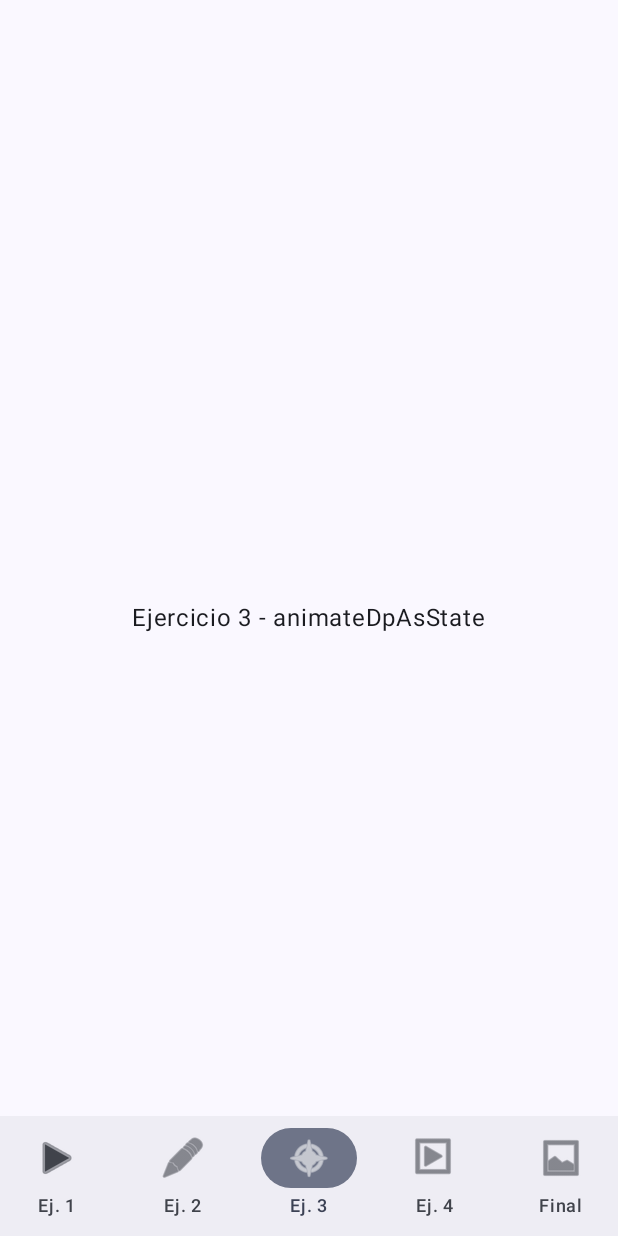
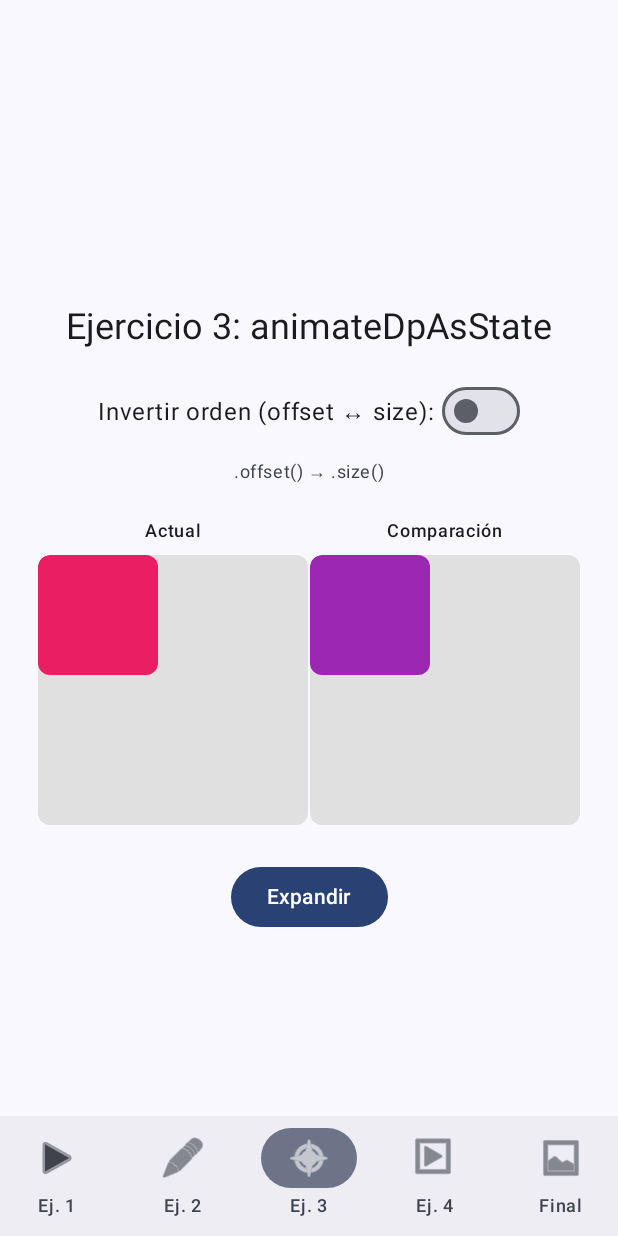
Before and after one commit to mariusjhordan-stack/Laboratorio13, an Android app built with Jetpack Compose: the screen it shows after launch (MainActivity), item 3 of the bottom bar chosen, on a phone screen of 412 x 824 dp. Run offline under Robolectric (Android 15) with nearby library versions, the phone set to English and light mode, and no system bars.

Commit message:
feat: implementar ejercicio 3 con animacion de tamano y posicion

```diff
--- a/app/src/main/java/com/example/lab13/screens/Exercise3Screen.kt
+++ b/app/src/main/java/com/example/lab13/screens/Exercise3Screen.kt
@@ -1,15 +1,145 @@
 package com.example.lab13.screens
 
+import androidx.compose.animation.core.animateDpAsState
+import androidx.compose.animation.core.spring
+import androidx.compose.foundation.background
+import androidx.compose.foundation.layout.Arrangement
 import androidx.compose.foundation.layout.Box
+import androidx.compose.foundation.layout.Column
+import androidx.compose.foundation.layout.Row
 import androidx.compose.foundation.layout.fillMaxSize
+import androidx.compose.foundation.layout.fillMaxWidth
+import androidx.compose.foundation.layout.offset
+import androidx.compose.foundation.layout.padding
+import androidx.compose.foundation.layout.size
+import androidx.compose.foundation.shape.RoundedCornerShape
+import androidx.compose.material3.Button
+import androidx.compose.material3.MaterialTheme
+import androidx.compose.material3.Switch
 import androidx.compose.material3.Text
 import androidx.compose.runtime.Composable
+import androidx.compose.runtime.getValue
+import androidx.compose.runtime.mutableStateOf
+import androidx.compose.runtime.remember
+import androidx.compose.runtime.setValue
 import androidx.compose.ui.Alignment
 import androidx.compose.ui.Modifier
+import androidx.compose.ui.draw.clip
+import androidx.compose.ui.graphics.Color
+import androidx.compose.ui.unit.dp
 
 @Composable
 fun Exercise3Screen() {
-    Box(modifier = Modifier.fillMaxSize(), contentAlignment = Alignment.Center) {
-        Text("Ejercicio 3 - animateDpAsState")
+    var expanded by remember { mutableStateOf(false) }
+    var invertOrder by remember { mutableStateOf(false) }
+
+    val size by animateDpAsState(
+        targetValue = if (expanded) 160.dp else 80.dp,
+        animationSpec = spring(),
+        label = "sizeAnimation"
+    )
+    val offsetX by animateDpAsState(
+        targetValue = if (expanded) 100.dp else 0.dp,
+        animationSpec = spring(),
+        label = "offsetAnimation"
+    )
+
+    Column(
+        modifier = Modifier
+            .fillMaxSize()
+            .padding(24.dp),
+        horizontalAlignment = Alignment.CenterHorizontally,
+        verticalArrangement = Arrangement.Center
+    ) {
+        Text(
+            text = "Ejercicio 3: animateDpAsState",
+            style = MaterialTheme.typography.headlineSmall,
+            modifier = Modifier.padding(bottom = 16.dp)
+        )
+
+        Row(
+            verticalAlignment = Alignment.CenterVertically,
+            modifier = Modifier.padding(bottom = 8.dp)
+        ) {
+            Text("Invertir orden (offset ↔ size): ")
+            Switch(checked = invertOrder, onCheckedChange = { invertOrder = it })
+        }
+
+        Text(
+            text = if (invertOrder) ".size() → .offset()" else ".offset() → .size()",
+            style = MaterialTheme.typography.bodySmall,
+            color = MaterialTheme.colorScheme.onSurfaceVariant,
+            modifier = Modifier.padding(bottom = 24.dp)
+        )
+
+        Row(
+            modifier = Modifier.fillMaxWidth(),
+            horizontalArrangement = Arrangement.SpaceEvenly
+        ) {
+            Column(horizontalAlignment = Alignment.CenterHorizontally) {
+                Text(
+                    text = if (!invertOrder) "Actual" else "Comparación",
+                    style = MaterialTheme.typography.labelMedium,
+                    modifier = Modifier.padding(bottom = 8.dp)
+                )
+                Box(
+                    modifier = Modifier
+                        .size(180.dp)
+                        .clip(RoundedCornerShape(8.dp))
+                        .background(Color(0xFFE0E0E0)),
+                    contentAlignment = Alignment.TopStart
+                ) {
+                    Box(
+                        modifier = if (!invertOrder) {
+                            Modifier
+                                .offset(x = offsetX)
+                                .size(size)
+                        } else {
+                            Modifier
+                                .size(size)
+                                .offset(x = offsetX)
+                        }
+                            .clip(RoundedCornerShape(8.dp))
+                            .background(Color(0xFFE91E63))
+                    )
+                }
+            }
+
+            Column(horizontalAlignment = Alignment.CenterHorizontally) {
+                Text(
+                    text = if (invertOrder) "Actual" else "Comparación",
+                    style = MaterialTheme.typography.labelMedium,
+                    modifier = Modifier.padding(bottom = 8.dp)
+                )
+                Box(
+                    modifier = Modifier
+                        .size(180.dp)
+                        .clip(RoundedCornerShape(8.dp))
+                        .background(Color(0xFFE0E0E0)),
+                    contentAlignment = Alignment.TopStart
+                ) {
+                    Box(
+                        modifier = if (invertOrder) {
+                            Modifier
+                                .offset(x = offsetX)
+                                .size(size)
+                        } else {
+                            Modifier
+                                .size(size)
+                                .offset(x = offsetX)
+                        }
+                            .clip(RoundedCornerShape(8.dp))
+                            .background(Color(0xFF9C27B0))
+                    )
+                }
+            }
+        }
+
+        Button(
+            onClick = { expanded = !expanded },
+            modifier = Modifier.padding(top = 24.dp)
+        ) {
+            Text(if (expanded) "Reducir" else "Expandir")
+        }
     }
 }
```
